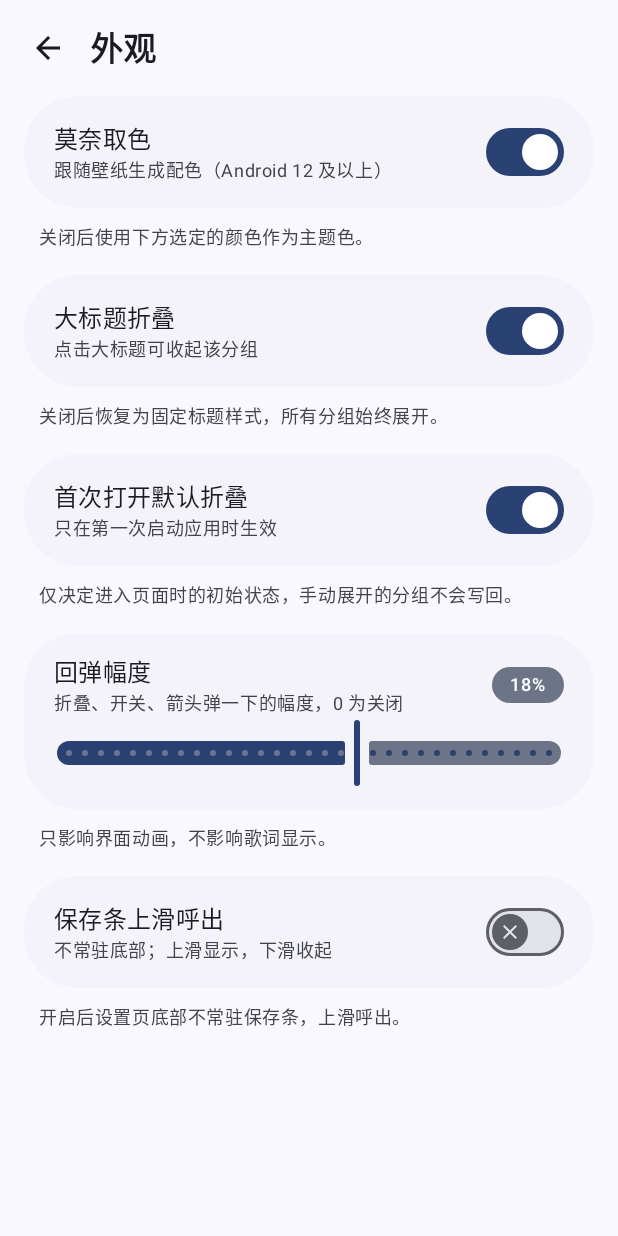
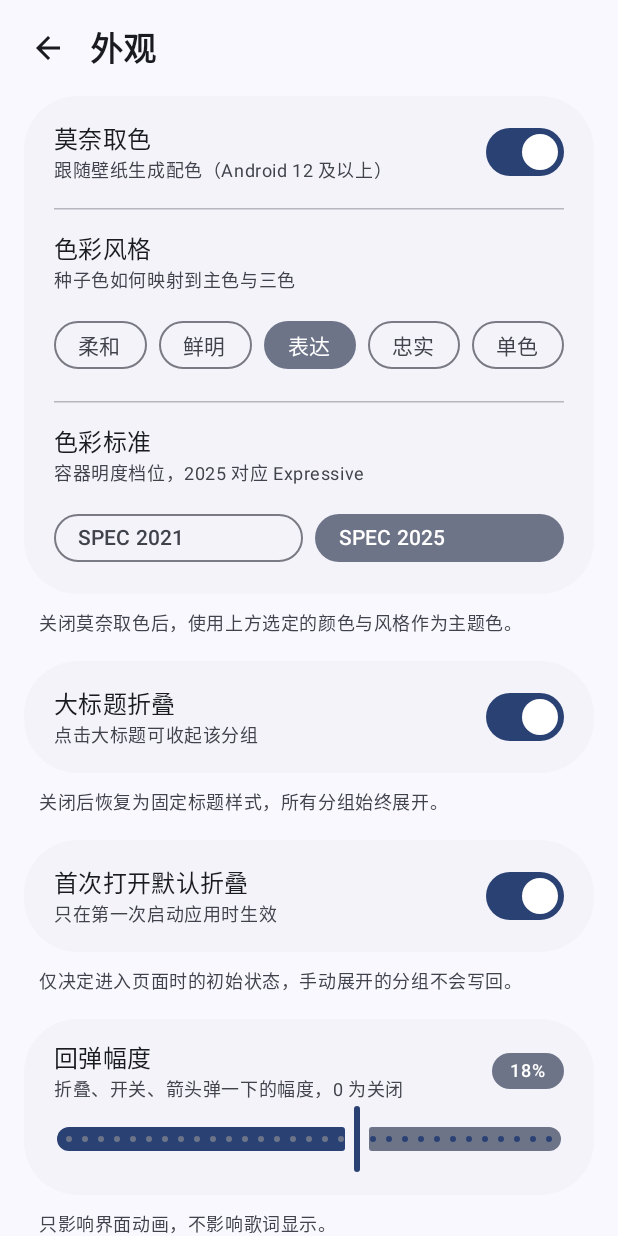
Before and after one commit to guloi/xposed-lyricPatch, an Android app built with Jetpack Compose: the screen it shows after launch (AppearanceActivity), after a tap on "外观", on a phone screen of 412 x 824 dp. Run offline under Robolectric (Android 15) with nearby library versions, the phone set to English and light mode, and no system bars; pictures from the network do not load.

Commit message:
fix(ui): 分组展开/收起改为单一进度驱动（高度+缩放+透明度），修复快速折叠再展开时无动画；4.58 (89)

```diff
--- a/app/build.gradle
+++ b/app/build.gradle
@@ -12,8 +12,8 @@ android {
         applicationId "com.lyricpatch"
         minSdk 29
         targetSdk 37
-        versionCode 87
-        versionName "4.56"
+        versionCode 89
+        versionName "4.58"
     }
 
     buildFeatures {
--- a/app/src/main/java/com/lyricpatch/LyricPatchModule.java
+++ b/app/src/main/java/com/lyricpatch/LyricPatchModule.java
@@ -35,7 +35,7 @@ public final class LyricPatchModule extends XposedModule {
     private static final String TAG = "LyricPatch";
 
     /** 日志里会打出来，方便确认装的是哪一版 */
-    private static final String VERSION = "4.56";
+    private static final String VERSION = "4.58";
     private static final String CLS_FACTORY =
             "com.android.systemui.statusbar.phone.LyricSourceFactory";
 
--- a/app/src/main/java/com/lyricpatch/lib/AccentPicker.kt
+++ b/app/src/main/java/com/lyricpatch/lib/AccentPicker.kt
@@ -57,7 +57,8 @@ fun AccentPicker() {
     var style by remember { mutableStateOf(ACCENT_STYLES.first()) }
 
     Column(Modifier.fillMaxWidth().padding(horizontal = 20.dp, vertical = 12.dp)) {
-        Text("色彩风格", style = MaterialTheme.typography.titleSmall)
+        // 这里是“预设色板”，与下方的“色彩风格（tonal style）”不是一回事
+        Text("色板", style = MaterialTheme.typography.titleSmall)
         Spacer(Modifier.height(8.dp))
         Row(Modifier.fillMaxWidth(), horizontalArrangement = Arrangement.spacedBy(8.dp)) {
             ACCENT_STYLES.forEach { item ->
--- a/app/src/main/java/com/lyricpatch/lib/Motion.kt
+++ b/app/src/main/java/com/lyricpatch/lib/Motion.kt
@@ -27,8 +27,8 @@ fun <T> bouncy(): SpringSpec<T> = spring(
  * 这里把“弹”从值动画里拆出来，每次点击都从 0 重播一遍正弦钟形，幅度固定。
  */
 @Composable
-fun rememberPopScale(key: Any?): Float {
-    val amplitude = UiPrefs.bounceScale
+fun rememberPopScale(key: Any?, factor: Float = 1f): Float {
+    val amplitude = UiPrefs.bounceScale * factor
     // 每次 key 变化都换一个新的 Animatable（初值 0），而不是对同一个实例 snapTo：
     // snapTo 落在协程被取消的窗口里会抛 CancellationException，把后面的 animateTo 一起带走，
     // 结果 anim 停在 0（sin(π·0)=0）——表现就是“这一次没有回弹”。
--- a/app/src/main/java/com/lyricpatch/lib/SectionBody.kt
+++ b/app/src/main/java/com/lyricpatch/lib/SectionBody.kt
@@ -1,24 +1,47 @@
 package com.lyricpatch.lib
 
-import androidx.compose.animation.AnimatedVisibility
-import androidx.compose.animation.expandVertically
-import androidx.compose.animation.fadeIn
-import androidx.compose.animation.fadeOut
-import androidx.compose.animation.shrinkVertically
+import androidx.compose.animation.core.animateFloatAsState
 import androidx.compose.foundation.layout.Column
 import androidx.compose.foundation.layout.ColumnScope
+import androidx.compose.foundation.layout.fillMaxWidth
 import androidx.compose.runtime.Composable
+import androidx.compose.runtime.getValue
+import androidx.compose.ui.Modifier
+import androidx.compose.ui.graphics.TransformOrigin
+import androidx.compose.ui.layout.Layout
+import kotlin.math.roundToInt
 
-/** 分组内容：展开 / 收起都走弹簧，收起后不占高度 */
+/**
+ * 分组内容：展开 / 收起由同一个进度值驱动（高矮 + 缩放 + 透明度）。
+ *
+ * 不用 AnimatedVisibility：它会被 LazyColumn 回收重建，首次组合时若 visible 已经是 true
+ * 就不会播入场动画，表现就是“快速折叠再展开时彮硬地出现”。
+ * 这里内容始终组合（输入框状态不丢），只拿进度去算高度和图层参数，
+ * 所以无论点多快、中间被打断多少次，每次切换都有弹动。
+ */
 @Composable
 fun SectionBody(expanded: Boolean, content: @Composable ColumnScope.() -> Unit) {
-    AnimatedVisibility(
-        visible = expanded,
-        enter = expandVertically(animationSpec = bouncy()) +
-            fadeIn(animationSpec = bouncy()),
-        exit = shrinkVertically(animationSpec = bouncy()) +
-            fadeOut(animationSpec = bouncy()),
-    ) {
-        Column(content = content)
+    val progress by animateFloatAsState(
+        targetValue = if (expanded) 1f else 0f,
+        animationSpec = bouncy(),
+        label = "section-body",
+    )
+
+    Layout(
+        content = { Column(content = content) },
+        modifier = Modifier.fillMaxWidth(),
+    ) { measurables, constraints ->
+        // 内容始终按自然高度测量，可见高度 = 自然高度 × 进度（允许弹簧过冲）
+        val placeable = measurables.first().measure(constraints.copy(minHeight = 0))
+        val visibleHeight = (placeable.height * progress).roundToInt().coerceIn(0, placeable.height)
+        layout(placeable.width, visibleHeight) {
+            placeable.placeWithLayer(0, 0) {
+                val scale = 0.94f + 0.06f * progress
+                scaleX = scale
+                scaleY = scale
+                alpha = progress.coerceIn(0f, 1f)
+                transformOrigin = TransformOrigin(0.5f, 0f)
+            }
+        }
     }
 }
--- a/app/src/main/java/com/lyricpatch/lib/SectionHeader.kt
+++ b/app/src/main/java/com/lyricpatch/lib/SectionHeader.kt
@@ -36,10 +36,14 @@ fun SectionHeader(
         animationSpec = tween(200),
         label = "section-arrow",
     )
-    // 固定幅度的“弹一下”，幅度由「外观 → 回弹幅度」控制
-    val pop = rememberPopScale(expanded)
+    // 整张卡片弹一下（幅度由「外观 → 回弹幅度」控制），比只弹箭头明显得多
+    val pop = rememberPopScale(expanded, factor = 0.6f)
     Surface(
         modifier = Modifier.fillMaxWidth().padding(horizontal = 16.dp, vertical = 6.dp)
+            .graphicsLayer {
+                scaleX = pop
+                scaleY = pop
+            }
             .then(if (onToggle != null) Modifier.clickable(onClick = onToggle) else Modifier),
         shape = MaterialTheme.shapes.large,
         color = MaterialTheme.colorScheme.surfaceContainerHigh,
@@ -64,12 +68,7 @@ fun SectionHeader(
                     Icons.Filled.KeyboardArrowDown,
                     contentDescription = if (expanded) "收起" else "展开",
                     tint = MaterialTheme.colorScheme.onSurfaceVariant,
-                    modifier = Modifier
-                        .rotate(arrow)
-                        .graphicsLayer {
-                            scaleX = pop
-                            scaleY = pop
-                        },
+                    modifier = Modifier.rotate(arrow),
                 )
             }
         }
--- a/app/src/main/java/com/lyricpatch/lib/SubHeader.kt
+++ b/app/src/main/java/com/lyricpatch/lib/SubHeader.kt
@@ -36,9 +36,13 @@ fun SubHeader(
         animationSpec = tween(200),
         label = "sub-arrow",
     )
-    val pop = rememberPopScale(expanded)
+    val pop = rememberPopScale(expanded, factor = 0.5f)
     Row(
         modifier = Modifier.fillMaxWidth()
+            .graphicsLayer {
+                scaleX = pop
+                scaleY = pop
+            }
             .clickable(onClick = onToggle)
             .padding(horizontal = 20.dp, vertical = 13.dp),
         verticalAlignment = Alignment.CenterVertically,
@@ -57,12 +61,7 @@ fun SubHeader(
             Icons.Filled.KeyboardArrowDown,
             contentDescription = if (expanded) "收起" else "展开",
             tint = MaterialTheme.colorScheme.onSurfaceVariant,
-            modifier = Modifier
-                .rotate(arrow)
-                .graphicsLayer {
-                    scaleX = pop
-                    scaleY = pop
-                },
+            modifier = Modifier.rotate(arrow),
         )
     }
 }
--- a/app/src/main/java/com/lyricpatch/pages/AppearancePage.kt
+++ b/app/src/main/java/com/lyricpatch/pages/AppearancePage.kt
@@ -68,6 +68,9 @@ fun AppearancePage(onBack: () -> Unit) {
                     Column {
                         RowDivider()
                         AccentPicker()
+                    }
+                }
+                // 色彩风格 / 标准始终显示，不随莫奈取色开关隐藏
                 RowDivider()
                 ChoiceRow(
                     title = "色彩风格",
@@ -85,9 +88,7 @@ fun AppearancePage(onBack: () -> Unit) {
                     onSelect = { UiPrefs.updateColorSpec(ColorSpec.of(it)) },
                 )
             }
-                }
-            }
-            CardNote("关闭后使用下方选定的颜色作为主题色。")
+            CardNote("关闭莫奈取色后，使用上方选定的颜色与风格作为主题色。")
 
             Spacer(Modifier.height(16.dp))
 
```
Lines whose indentation alone changed are shown as unchanged.
